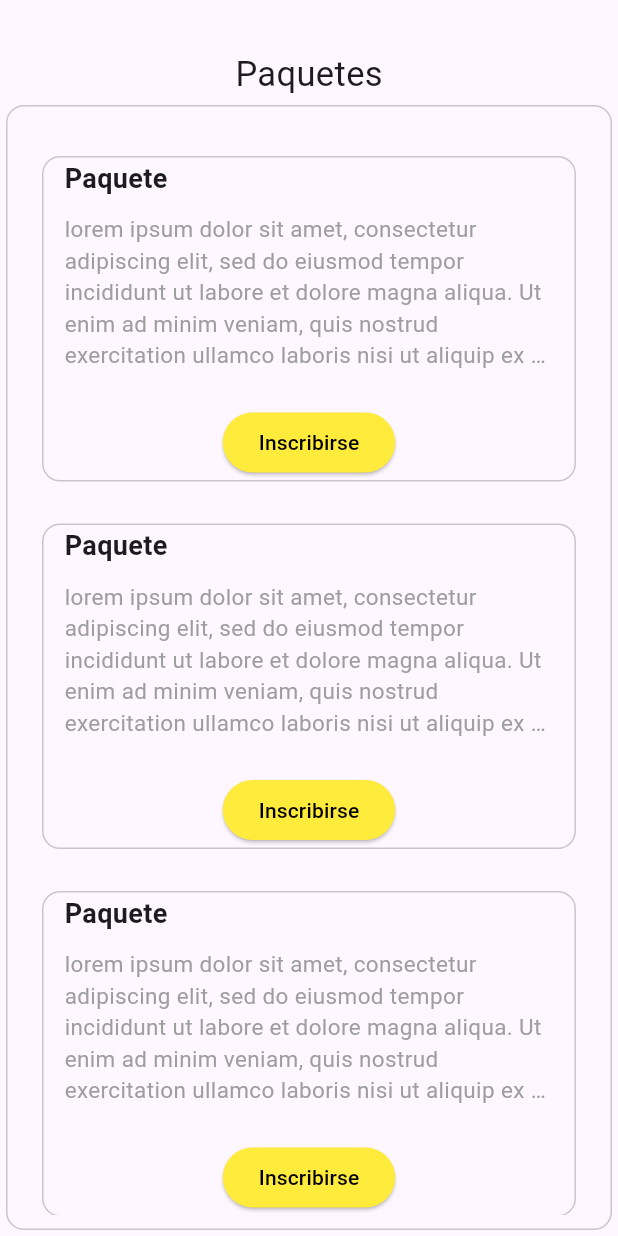
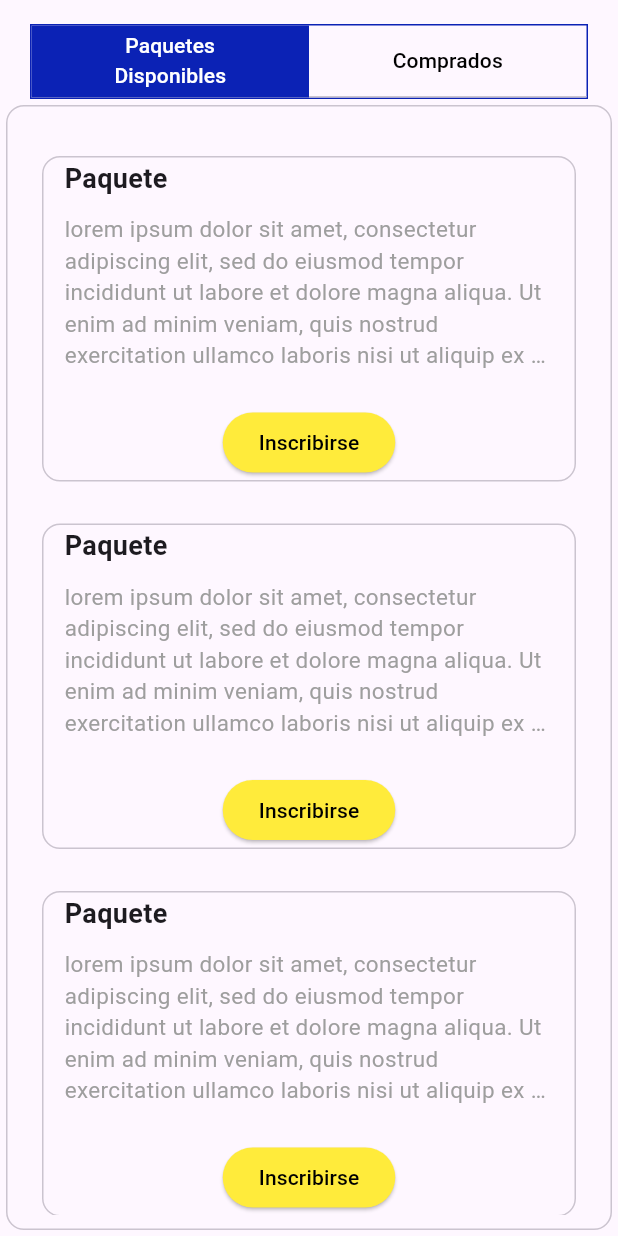
Before and after one commit to joemcara/swimmast_movil, a Flutter app: the ShopScreen screen opened directly, on a phone screen of 412 x 824 dp. Run offline on Flutter 3.47's test engine with Material 3 defaults, Android fonts, the phone set to English and light mode, and no system bars; our stand-ins replace get, table_calendar; missing offline and left inert: dart:ffi.

Commit message:
screens by yoser

```diff
--- a/lib/main.dart
+++ b/lib/main.dart
@@ -1,7 +1,7 @@
 import 'package:flutter/material.dart';
 import 'package:intl/date_symbol_data_file.dart';
 import 'package:intl/find_locale.dart';
-import 'package:swimmast_movil/screens/memberScreens/shop_Screens/shop_screen.dart';
+import 'package:swimmast_movil/screens/shop_Screens/shop_screen.dart';
 import 'package:swimmast_movil/screens/sign_in_screen.dart';
 import 'package:swimmast_movil/shared/bottom_navs.dart/bottom_nav_bar.dart';
 
--- a/lib/screens/memberScreens/packages_screen.dart
+++ b/lib/screens/memberScreens/packages_screen.dart
@@ -15,7 +15,7 @@ class _PackageScreenState extends State<PackageScreen> {
   Widget build(BuildContext context) {
     return Scaffold(
       appBar: AppBar(
-        automaticallyImplyLeading: false,
+        automaticallyImplyLeading: true,
       ),
       body: Center(
         child: Column(
--- a/lib/screens/memberScreens/shop_Screens/shop_screen.dart
+++ b/lib/screens/shop_Screens/shop_screen.dart
@@ -1,5 +1,6 @@
 import 'package:flutter/material.dart';
-import 'package:swimmast_movil/screens/memberScreens/shop_Screens/buy_screen.dart';
+import 'package:swimmast_movil/screens/shop_Screens/buy_screen.dart';
+import 'package:swimmast_movil/screens/shop_Screens/purchased_screen.dart';
 import 'package:swimmast_movil/shared/constants.dart';
 import 'package:swimmast_movil/shared/swimmast_tabs.dart';
 
@@ -8,7 +9,7 @@ class ShopScreen extends StatelessWidget {
 
   @override
   Widget build(BuildContext context) {
-
+    const List<String> tabNames = ["  Paquetes \nDisponibles", "Comprados"];
     return DefaultTabController(
       length: 2,
       child: Scaffold(
@@ -16,17 +17,14 @@ class ShopScreen extends StatelessWidget {
             automaticallyImplyLeading: false,
             bottom: const PreferredSize(
               preferredSize: Size(double.infinity, 10),
-              child: Text("Paquetes",
-                  style: TextStyle(
-                    fontSize: 23,
-
-                  )),
+              child: SwimmastTabs(
+                tabNames: tabNames
                 ),
             ),
-          body: Column(
+          ),
+          body: TabBarView(
             children: [
-              Expanded(
-                child: Card.outlined(
+              Card.outlined(
                 child: Container(
                   height: 150,
                   padding: const EdgeInsets.symmetric(vertical: 10),
@@ -54,7 +52,7 @@ class ShopScreen extends StatelessWidget {
                   ),
                 ),
               ),
-              ),
+              const PurchasedScreen()
             ],
           )),
     );
--- a/lib/widgets/router_bottom_nav.dart
+++ b/lib/widgets/router_bottom_nav.dart
@@ -3,7 +3,7 @@ import 'package:flutter/material.dart';
 import 'package:swimmast_movil/screens/memberScreens/history_screen.dart';
 import 'package:swimmast_movil/screens/memberScreens/home_screen.dart';
 import 'package:swimmast_movil/screens/memberScreens/profile_screen.dart';
-import 'package:swimmast_movil/screens/memberScreens/shop_Screens/shop_screen.dart';
+import 'package:swimmast_movil/screens/shop_Screens/shop_screen.dart';
 import 'package:swimmast_movil/screens/sportPerson/history_screen_sport.dart';
 import 'package:swimmast_movil/screens/sportPerson/home_screen_sport.dart';
 import 'package:swimmast_movil/screens/trainerScreens/attendance_screen.dart';
```
Also changed, not shown: lib/screens/memberScreens/shop_Screens/buy_screen.dart (deleted, +0 -17 lines), lib/screens/shop_Screens/buy_screen.dart (added, +78 -0 lines), lib/screens/shop_Screens/purchased_screen.dart (added, +17 -0 lines). Lines whose indentation alone changed are shown as unchanged.
